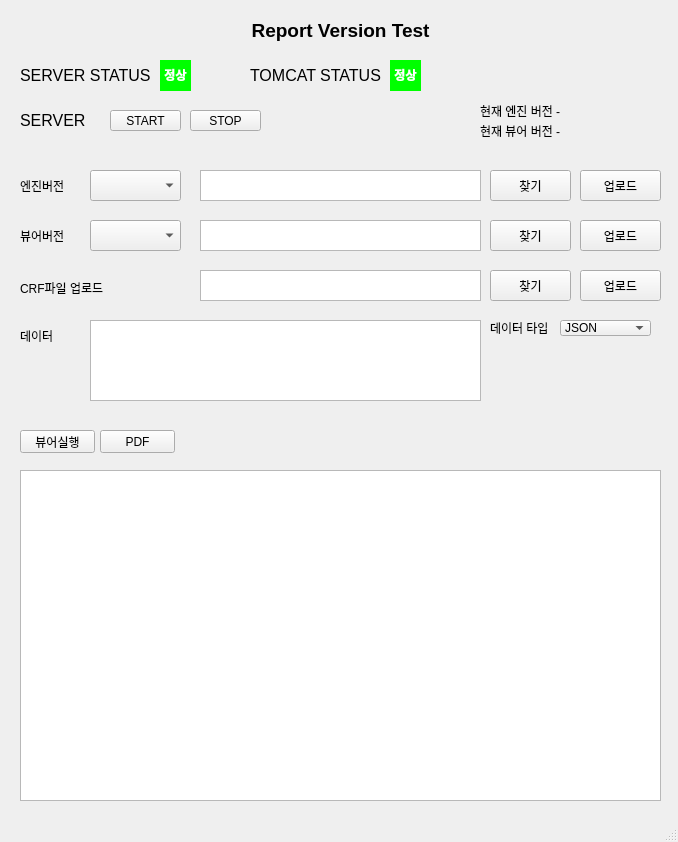
Old version of the form templates/app.ui in the repository ryuwoonyong/repVersion.
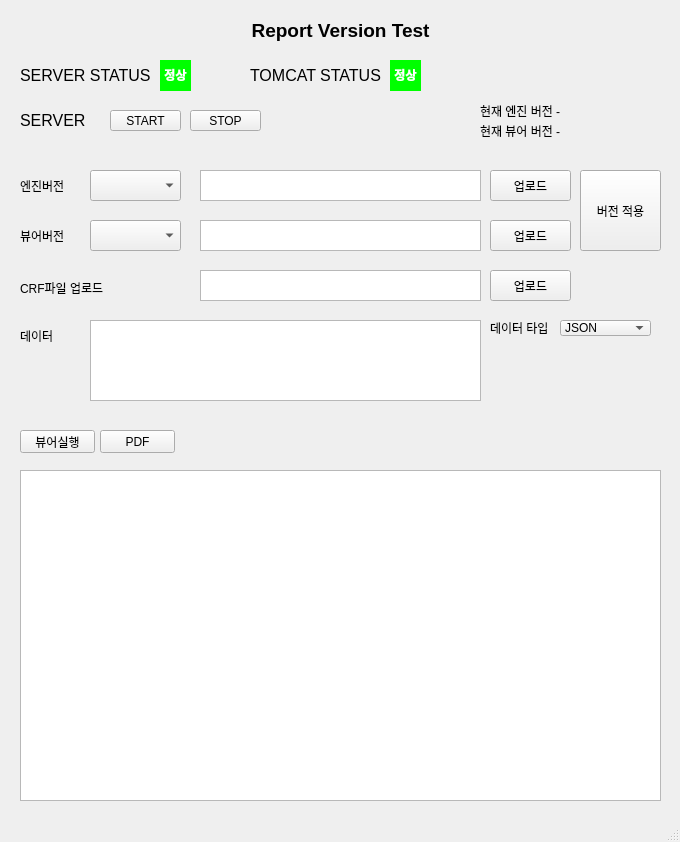
New version of the form.

Commit message: UI 수정 찾기 제거

The edit to the form file:
```diff
--- a/templates/app.ui
+++ b/templates/app.ui
@@ -6,7 +6,7 @@
    <rect>
     <x>0</x>
     <y>0</y>
-    <width>678</width>
+    <width>680</width>
     <height>842</height>
    </rect>
   </property>
@@ -164,32 +164,6 @@
      </rect>
     </property>
    </widget>
-   <widget class="QPushButton" name="pushButton">
-    <property name="geometry">
-     <rect>
-      <x>490</x>
-      <y>170</y>
-      <width>81</width>
-      <height>31</height>
-     </rect>
-    </property>
-    <property name="text">
-     <string>찾기</string>
-    </property>
-   </widget>
-   <widget class="QPushButton" name="pushButton_2">
-    <property name="geometry">
-     <rect>
-      <x>490</x>
-      <y>220</y>
-      <width>81</width>
-      <height>31</height>
-     </rect>
-    </property>
-    <property name="text">
-     <string>찾기</string>
-    </property>
-   </widget>
    <widget class="QLabel" name="vm_title">
     <property name="geometry">
      <rect>
@@ -334,7 +308,7 @@
    <widget class="QPushButton" name="pushButton_5">
     <property name="geometry">
      <rect>
-      <x>580</x>
+      <x>490</x>
       <y>170</y>
       <width>81</width>
       <height>31</height>
@@ -347,7 +321,7 @@
    <widget class="QPushButton" name="pushButton_6">
     <property name="geometry">
      <rect>
-      <x>580</x>
+      <x>490</x>
       <y>220</y>
       <width>81</width>
       <height>31</height>
@@ -360,7 +334,7 @@
    <widget class="QPushButton" name="pushButton_7">
     <property name="geometry">
      <rect>
-      <x>580</x>
+      <x>490</x>
       <y>270</y>
       <width>81</width>
       <height>31</height>
@@ -380,19 +354,6 @@
      </rect>
     </property>
    </widget>
-   <widget class="QPushButton" name="pushButton_8">
-    <property name="geometry">
-     <rect>
-      <x>490</x>
-      <y>270</y>
-      <width>81</width>
-      <height>31</height>
-     </rect>
-    </property>
-    <property name="text">
-     <string>찾기</string>
-    </property>
-   </widget>
    <widget class="QTextEdit" name="textEdit_4">
     <property name="geometry">
      <rect>
@@ -469,6 +430,19 @@
      </rect>
     </property>
    </widget>
+   <widget class="QPushButton" name="pushButton_8">
+    <property name="geometry">
+     <rect>
+      <x>580</x>
+      <y>170</y>
+      <width>81</width>
+      <height>81</height>
+     </rect>
+    </property>
+    <property name="text">
+     <string>버전 적용</string>
+    </property>
+   </widget>
   </widget>
   <widget class="QMenuBar" name="menubar">
    <property name="geometry">
```
Left out of the diff: 4 changed lines with no effect on the pictures.
